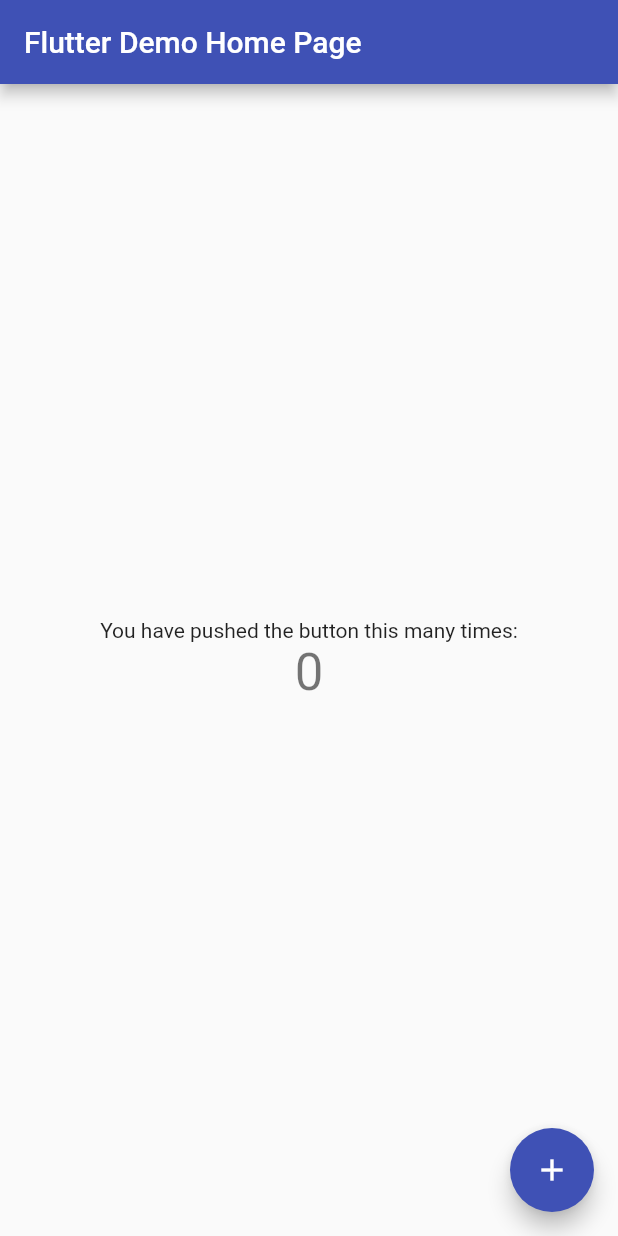
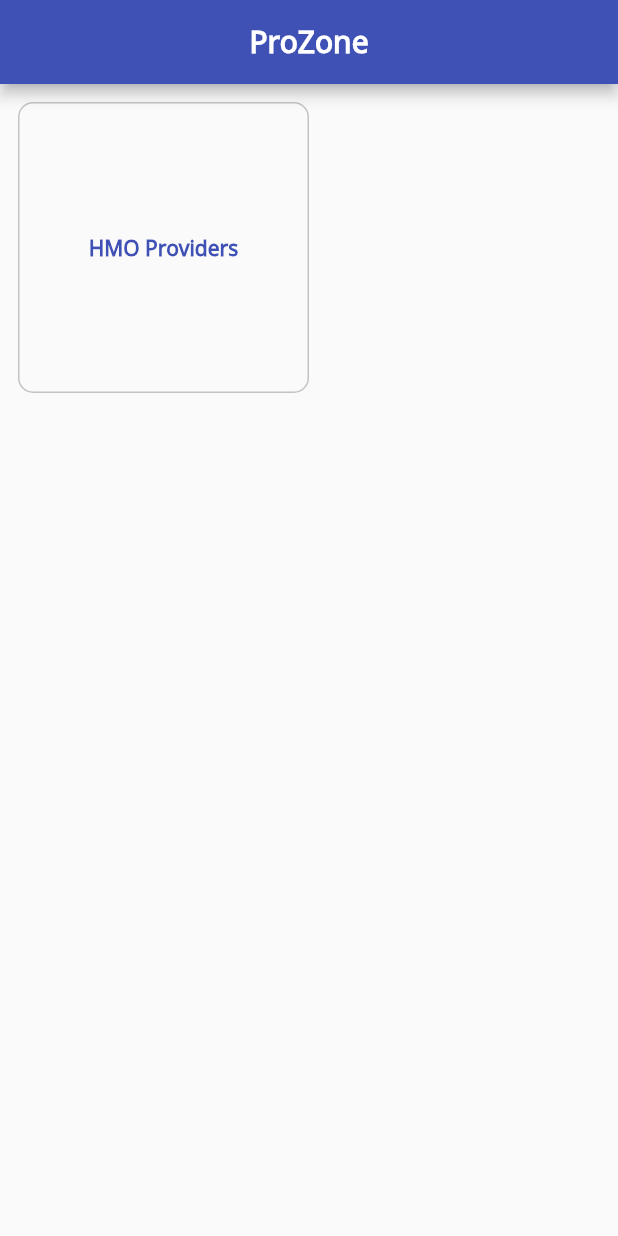
Before and after one commit to faithomotoso/reliance_prozone, a Flutter app: the screen it shows after launch, on a phone screen of 412 x 824 dp. Run offline on Flutter 3.47's test engine with Material 2 defaults, Android fonts, the phone set to English and light mode, and no system bars; our stand-ins replace dio.

Commit message:
Added page to view a list of providers WIP editing providers

```diff
--- a/lib/business_logic/models/hmo_provider/HMOProvider.dart
+++ b/lib/business_logic/models/hmo_provider/HMOProvider.dart
@@ -32,7 +32,7 @@ class HMOProvider {
   List<HMOProviderImage> get images => _images;
 
   HMOProvider.fromJson(Map<String, dynamic> json) {
-    this._id = json["id"];
+    this._id = json["id"].toString();
     this._name = json["name"];
     this._description = json["description"];
     this._rating = json["rating"] ?? 0; // Default to 0 if null
@@ -43,7 +43,7 @@ class HMOProvider {
     List imgs = json["images"] ?? [];
     if (imgs.isNotEmpty) {
       _images =
-          List<HMOProviderImage>.from(imgs.map((e) => HMOProvider.fromJson(e)));
+          List<HMOProviderImage>.from(imgs.map((e) => HMOProviderImage.fromJson(e)));
     }
   }
 }
--- a/lib/business_logic/models/image/HMOProviderType.dart
+++ b/lib/business_logic/models/image/HMOProviderType.dart
@@ -6,7 +6,7 @@ class HMOProviderType {
   String get name => _name;
 
   HMOProviderType.fromJson(Map<String, dynamic> json) {
-    this._id = json["id"];
+    this._id = json["id"].toString();
     this._name = json["name"];
   }
 }
--- a/lib/business_logic/models/state/NState.dart
+++ b/lib/business_logic/models/state/NState.dart
@@ -7,7 +7,7 @@ class NState {
   String get name => _name;
 
   NState.fromJson(Map<String, dynamic> json) {
-    this._id = json["id"];
+    this._id = json["id"].toString();
     this._name = json["name"];
   }
 }
--- /dev/null
+++ b/lib/business_logic/view_models/AppViewModel.dart
@@ -0,0 +1,18 @@
+import 'package:dio/dio.dart';
+import 'package:flutter/cupertino.dart';
+import 'package:reliance_hmo_test/business_logic/models/hmo_provider/HMOProvider.dart';
+import 'package:reliance_hmo_test/services/api/AppApi.dart';
+
+class AppViewModel extends ChangeNotifier {
+
+  Future getAllProviders() async {
+    try {
+      Response response = await AppApi.getAllProviders();
+      List data = response.data;
+      List<HMOProvider> providers = List<HMOProvider>.from(data.map((e) => HMOProvider.fromJson(e)));
+      return providers;
+    } on DioError catch (e) {
+
+    }
+  }
+}
--- a/lib/main.dart
+++ b/lib/main.dart
@@ -1,4 +1,7 @@
 import 'package:flutter/material.dart';
+import 'package:provider/provider.dart';
+import 'package:reliance_hmo_test/business_logic/view_models/AppViewModel.dart';
+import 'package:reliance_hmo_test/ui/dashboard.dart';
 
 void main() {
   runApp(MyApp());
@@ -8,98 +11,15 @@ class MyApp extends StatelessWidget {
   // This widget is the root of your application.
   @override
   Widget build(BuildContext context) {
-    return MaterialApp(
+    return ChangeNotifierProvider(create: (context) => AppViewModel(),
+    child: MaterialApp(
       title: 'Flutter Demo',
       theme: ThemeData(
-        primarySwatch: Colors.indigo,
-        visualDensity: VisualDensity.adaptivePlatformDensity,
+          primarySwatch: Colors.indigo,
+          visualDensity: VisualDensity.adaptivePlatformDensity,
+          fontFamily: "Noto Sans"
       ),
-      home: MyHomePage(title: 'Flutter Demo Home Page'),
-    );
+      home: DashBoard(),
+    ),);
   }
 }
-
-class MyHomePage extends StatefulWidget {
-  MyHomePage({Key key, this.title}) : super(key: key);
-
-  // This widget is the home page of your application. It is stateful, meaning
-  // that it has a State object (defined below) that contains fields that affect
-  // how it looks.
-
-  // This class is the configuration for the state. It holds the values (in this
-  // case the title) provided by the parent (in this case the App widget) and
-  // used by the build method of the State. Fields in a Widget subclass are
-  // always marked "final".
-
-  final String title;
-
-  @override
-  _MyHomePageState createState() => _MyHomePageState();
-}
-
-class _MyHomePageState extends State<MyHomePage> {
-  int _counter = 0;
-
-  void _incrementCounter() {
-    setState(() {
-      // This call to setState tells the Flutter framework that something has
-      // changed in this State, which causes it to rerun the build method below
-      // so that the display can reflect the updated values. If we changed
-      // _counter without calling setState(), then the build method would not be
-      // called again, and so nothing would appear to happen.
-      _counter++;
-    });
-  }
-
-  @override
-  Widget build(BuildContext context) {
-    // This method is rerun every time setState is called, for instance as done
-    // by the _incrementCounter method above.
-    //
-    // The Flutter framework has been optimized to make rerunning build methods
-    // fast, so that you can just rebuild anything that needs updating rather
-    // than having to individually change instances of widgets.
-    return Scaffold(
-      appBar: AppBar(
-        // Here we take the value from the MyHomePage object that was created by
-        // the App.build method, and use it to set our appbar title.
-        title: Text(widget.title),
-      ),
-      body: Center(
-        // Center is a layout widget. It takes a single child and positions it
-        // in the middle of the parent.
-        child: Column(
-          // Column is also a layout widget. It takes a list of children and
-          // arranges them vertically. By default, it sizes itself to fit its
-          // children horizontally, and tries to be as tall as its parent.
-          //
-          // Invoke "debug painting" (press "p" in the console, choose the
-          // "Toggle Debug Paint" action from the Flutter Inspector in Android
-          // Studio, or the "Toggle Debug Paint" command in Visual Studio Code)
-          // to see the wireframe for each widget.
-          //
-          // Column has various properties to control how it sizes itself and
-          // how it positions its children. Here we use mainAxisAlignment to
-          // center the children vertically; the main axis here is the vertical
-          // axis because Columns are vertical (the cross axis would be
-          // horizontal).
-          mainAxisAlignment: MainAxisAlignment.center,
-          children: <Widget>[
-            Text(
-              'You have pushed the button this many times:',
-            ),
-            Text(
-              '$_counter',
-              style: Theme.of(context).textTheme.headline4,
-            ),
-          ],
-        ),
-      ),
-      floatingActionButton: FloatingActionButton(
-        onPressed: _incrementCounter,
-        tooltip: 'Increment',
-        child: Icon(Icons.add),
-      ), // This trailing comma makes auto-formatting nicer for build methods.
-    );
-  }
-}
--- /dev/null
+++ b/lib/services/api/AppApi.dart
@@ -0,0 +1,21 @@
+import 'dart:async';
+import 'package:dio/dio.dart';
+import 'package:reliance_hmo_test/services/api/AuthToken.dart';
+
+class AppApi {
+  static final Dio _dio = Dio(
+    BaseOptions(
+      baseUrl: "https://pro-zone.herokuapp.com",
+      contentType: "application/json",
+      headers: {
+        "Authorization": "Bearer ${AuthToken.token}"
+      }
+    )
+  );
+
+  static Future getAllProviders() {
+    return _dio.get("/providers");
+  }
+
+
+}
--- /dev/null
+++ b/lib/services/api/AuthToken.dart
@@ -0,0 +1,5 @@
+class AuthToken {
+  static final String _user1Token = "eyJhbGciOiJIUzI1NiIsInR5cCI6IkpXVCJ9.eyJpZCI6MSwiaWF0IjoxNjEwNzI4MjAzLCJleHAiOjE2MTMzMjAyMDN9.7TKlfBKkf8jw9FPjo91z7gQxvLB21ycXphEkH6-_Cc0";
+
+  static String get token => _user1Token;
+}
--- /dev/null
+++ b/lib/ui/components/AppBar.dart
@@ -0,0 +1,13 @@
+import 'package:flutter/material.dart';
+
+Widget appBar({
+  @required String title,
+}) {
+  return AppBar(
+    title: Text(title,
+    style: TextStyle(
+      fontWeight: FontWeight.bold
+    ),),
+    centerTitle: true,
+  );
+}
--- /dev/null
+++ b/lib/ui/components/menu/menu_item.dart
@@ -0,0 +1,29 @@
+import 'package:flutter/material.dart';
+
+class MenuItem extends StatelessWidget {
+  String name;
+  VoidCallback onTap;
+
+  MenuItem({@required this.name, @required this.onTap});
+
+  @override
+  Widget build(BuildContext context) {
+    return TextButton(
+        onPressed: onTap?.call,
+        style: TextButton.styleFrom(
+          shape: RoundedRectangleBorder(
+            borderRadius: BorderRadius.circular(10),
+            side: BorderSide(color: Colors.grey.withOpacity(0.6))
+          ),
+        ),
+        child: Column(
+          mainAxisSize: MainAxisSize.min,
+          children: [
+            Text(
+              name,
+              style: TextStyle(fontWeight: FontWeight.bold),
+            )
+          ],
+        ));
+  }
+}
--- a/lib/ui/dashboard.dart
+++ b/lib/ui/dashboard.dart
@@ -0,0 +1,41 @@
+import 'package:flutter/material.dart';
+import 'package:reliance_hmo_test/ui/components/AppBar.dart';
+import 'package:reliance_hmo_test/ui/components/menu/menu_item.dart';
+import 'package:reliance_hmo_test/utils/utils.dart';
+
+import 'hmo_providers/hmo_providers_page.dart';
+
+class DashBoard extends StatefulWidget {
+  @override
+  _DashBoardState createState() => _DashBoardState();
+}
+
+class _DashBoardState extends State<DashBoard> {
+  List<MenuItem> menu;
+
+  @override
+  void initState() {
+    super.initState();
+    menu = [
+      MenuItem(
+          name: "HMO Providers",
+          onTap: () {
+            navigate(context: context, newPage: HMOProvidersPage());
+          })
+    ];
+  }
+
+  @override
+  Widget build(BuildContext context) {
+    return Scaffold(
+      appBar: appBar(title: "ProZone"),
+      body: Padding(
+        padding: bodyPadding,
+        child: GridView.count(
+          crossAxisCount: 2,
+          children: menu,
+        ),
+      ),
+    );
+  }
+}
```
Also changed, not shown: lib/business_logic/models/image/HMOProviderImage.dart (+29 -10 lines), lib/ui/components/AppFutureBuilder.dart (added, +62 -0 lines), lib/ui/components/HMOProviderTile.dart (added, +41 -0 lines), lib/ui/components/NoItemsWidget.dart (added, +13 -0 lines), lib/ui/components/Ratings.dart (added, +35 -0 lines), lib/ui/components/TextFieldHeader.dart (added, +47 -0 lines), lib/ui/hmo_providers/add_edit_hmo_provider.dart (added, +62 -0 lines), lib/ui/hmo_providers/hmo_providers_page.dart (added, +60 -0 lines), lib/utils/utils.dart (added, +15 -0 lines), lib/utils/snackbar.dart (added), 1 other file.
